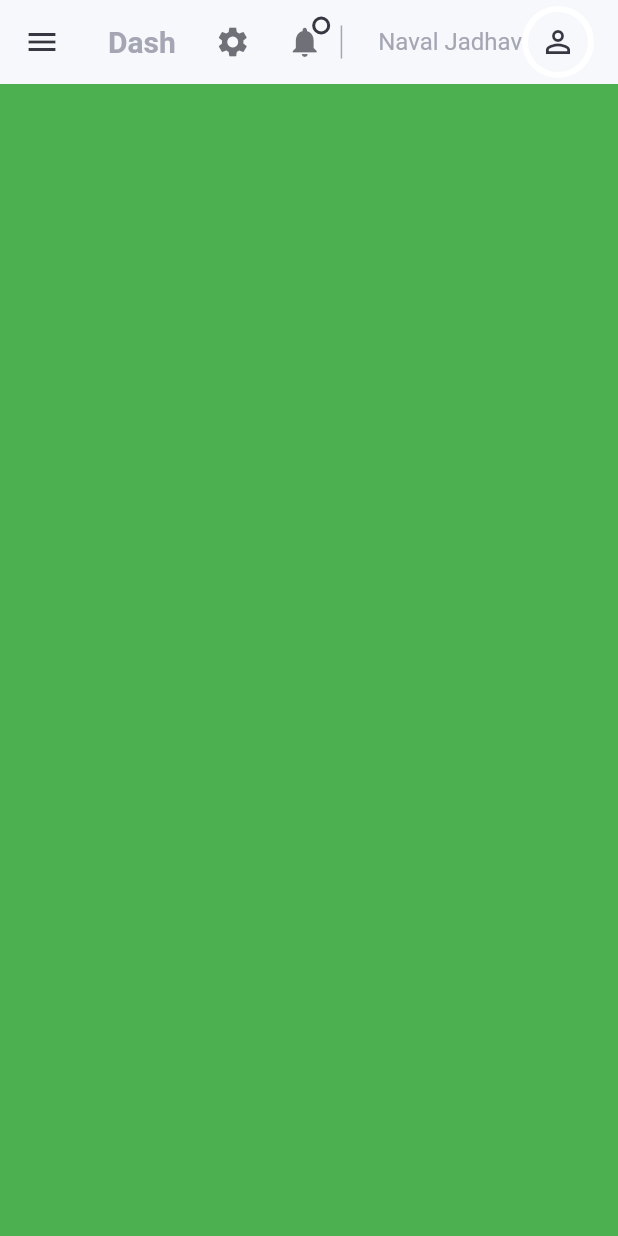
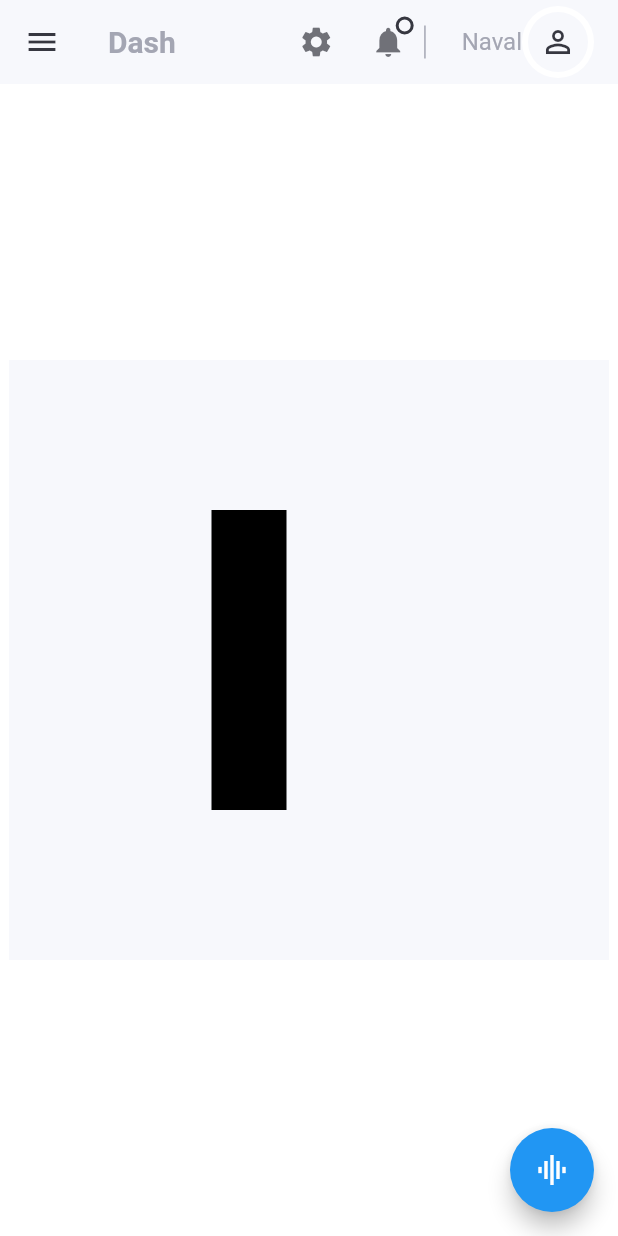
Before and after one commit to navaljadhav/dashboard, a Flutter app: the screen it shows after launch, on a phone screen of 412 x 824 dp. Run offline on Flutter 3.47's test engine with Material 2 defaults, Android fonts, the phone set to English and light mode, and no system bars; our stand-ins replace get.

Commit message:
animated graph added

```diff
--- a/lib/widgets/small_screen.dart
+++ b/lib/widgets/small_screen.dart
@@ -1,3 +1,6 @@
+import 'dart:math';
+
+import 'package:dashboard/constants/style.dart';
 import 'package:flutter/material.dart';
 
 class SmallSceen extends StatelessWidget {
@@ -5,8 +8,176 @@ class SmallSceen extends StatelessWidget {
 
   @override
   Widget build(BuildContext context) {
-    return Container(
-      color: Colors.green,
+    return AnimationGraph();
+
+    // Container(
+    //   color: Colors.green,
+    //   child: Center(
+    //     child: AnimatedContainer(
+    //       transform: Matrix4.rotationX(20),
+    //       height: 200,
+    //       width: 200,
+    //       duration: const Duration(seconds: 2),
+    //       alignment: Alignment.center,
+    //       margin: const EdgeInsets.all(10),
+    //       curve: Curves.bounceInOut,
+    //       color: Colors.amber,
+    //       child: const Text('Heeloow'),
+    //     ),
+    //   ),
+    // );
+  }
+}
+
+class AnimationGraph extends StatefulWidget {
+  const AnimationGraph({Key? key}) : super(key: key);
+
+  @override
+  State<AnimationGraph> createState() => _AnimationGraphState();
+}
+
+class _AnimationGraphState extends State<AnimationGraph> {
+  double _height = 0;
+
+  @override
+  Widget build(BuildContext context) {
+    return Scaffold(
+      body: Center(
+          child: Container(
+        color: light,
+        alignment: Alignment.center,
+        height: 400,
+        width: 400,
+        child: Row(
+          mainAxisAlignment: MainAxisAlignment.center,
+          crossAxisAlignment: CrossAxisAlignment.center,
+          children: [
+            Container(
+              alignment: Alignment.bottomCenter,
+              padding: const EdgeInsets.all(5),
+              width: 50,
+              height: 200,
+              decoration: const BoxDecoration(
+                color: Colors.black,
+                // borderRadius: BorderRadius.circular(15),
+              ),
+              child: AnimatedContainer(
+                alignment: Alignment.topCenter,
+                duration: const Duration(seconds: 1),
+                curve: Curves.fastOutSlowIn,
+                height: _height,
+                width: 50,
+                color: Colors.cyan,
+              ),
+            ),
+            Container(
+              alignment: Alignment.bottomCenter,
+              padding: const EdgeInsets.all(5),
+              width: 80,
+              height: 200,
+              decoration: const BoxDecoration(
+                color: Colors.transparent,
+                // borderRadius: BorderRadius.circular(15),
+              ),
+              child: AnimatedContainer(
+                alignment: Alignment.topCenter,
+                duration: const Duration(seconds: 1),
+                curve: Curves.fastOutSlowIn,
+                height: _height,
+                color: Colors.transparent,
+                child: Container(
+                  alignment: Alignment.center,
+                  height: 30,
+                  decoration: BoxDecoration(
+                      color: dark, borderRadius: BorderRadius.circular(5)),
+                  child: Text('${_height.toInt() / 2}%',
+                      style: const TextStyle(color: Colors.white)),
+                ),
+              ),
+            ),
+          ],
+        ),
+      )),
+      floatingActionButton: FloatingActionButton(
+        onPressed: () {
+          setState(() {
+            final random = Random();
+
+            _height = random.nextInt(200).toDouble();
+          });
+        },
+        child: const Icon(Icons.graphic_eq),
+      ),
     );
   }
 }
+
+class AniamtionApp extends StatefulWidget {
+  const AniamtionApp({Key? key}) : super(key: key);
+
+  @override
+  State<AniamtionApp> createState() => _AniamtionAppState();
+}
+
+class _AniamtionAppState extends State<AniamtionApp> {
+  double _width = 70;
+  double _height = 70;
+
+  Color _color = Colors.green;
+
+  bool isText = false;
+
+  @override
+  Widget build(BuildContext context) {
+    return Scaffold(
+      body: Center(
+        child: AnimatedContainer(
+          // clipBehavior: Clip.antiAliasWithSaveLayer,
+          onEnd: () {
+            setState(() {
+              isText = true;
+            });
+          },
+          width: _width,
+          height: _height,
+          duration: const Duration(seconds: 1),
+          curve: Curves.fastOutSlowIn,
+          decoration: BoxDecoration(
+            color: _color,
+          ),
+          child: isText
+              ? Center(
+                  child: Text(
+                  'Naval',
+                  style: TextStyle(color: Colors.white, fontSize: _height / 10),
+                ))
+              : const SizedBox(),
+        ),
+      ),
+      floatingActionButton: FloatingActionButton(
+        onPressed: () {
+          setState(() {
+            isText = false;
+
+            final random = Random();
+
+            _width = random.nextInt(500).toDouble();
+            _height = random.nextInt(500).toDouble();
+
+            _color = Color.fromRGBO(
+              random.nextInt(300),
+              random.nextInt(300),
+              random.nextInt(300),
+              1,
+            );
+
+            // _borderRadius =
+            //     BorderRadius.circular(random.nextInt(100).roundToDouble());
+          });
+        },
+        backgroundColor: Colors.green,
+        child: const Icon(Icons.play_arrow),
+      ),
+    );
+  }
+}
--- a/lib/widgets/top_nav.dart
+++ b/lib/widgets/top_nav.dart
@@ -74,7 +74,7 @@ AppBar topNavigationBar(BuildContext context, GlobalKey<ScaffoldState> key) =>
             width: 24,
           ),
           CustomText(
-            text: "Naval Jadhav",
+            text: "Naval",
             color: lightGrey,
           ),
           Container(
```
